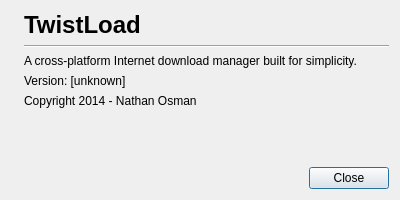
Above: ui/aboutdialog.ui from nathan-osman/twistload before the change. Below: the same form after it.
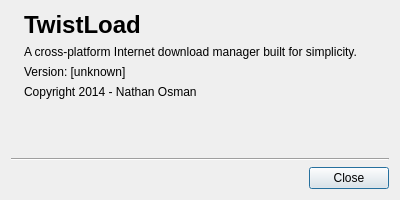
That is the form after the change. Icons and pictures are not drawn.

What changed in the file:
```diff
--- a/ui/aboutdialog.ui
+++ b/ui/aboutdialog.ui
@@ -60,13 +60,6 @@
          </property>
         </widget>
        </item>
-       <item>
-        <widget class="Line" name="line">
-         <property name="orientation">
-          <enum>Qt::Horizontal</enum>
-         </property>
-        </widget>
-       </item>
        <item>
         <widget class="QLabel" name="description">
          <property name="text">
@@ -108,6 +101,13 @@
      </item>
     </layout>
    </item>
+   <item>
+    <widget class="Line" name="line">
+     <property name="orientation">
+      <enum>Qt::Horizontal</enum>
+     </property>
+    </widget>
+   </item>
    <item>
     <widget class="QDialogButtonBox" name="buttonBox">
      <property name="orientation">
```
